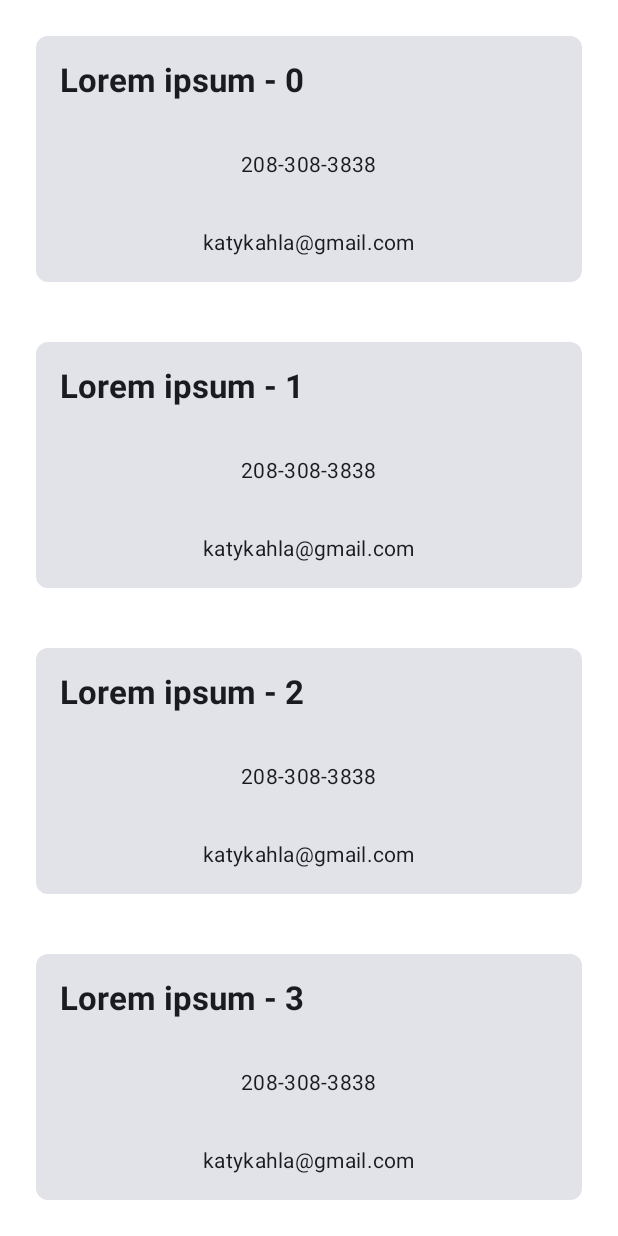
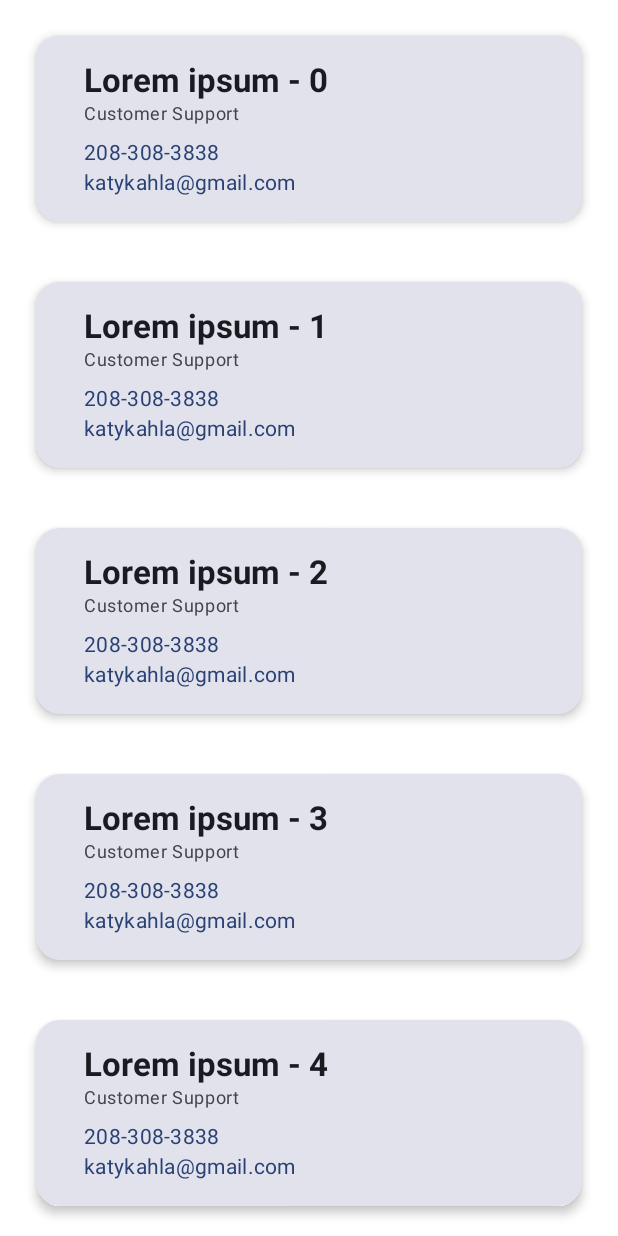
Before and after one commit to klkahla/employee-directory, an Android app built with Jetpack Compose: the @Preview function ResultScreenPreview, on a phone screen of 412 x 824 dp. Run offline under Robolectric (Android 15) with nearby library versions, the phone set to English and light mode, and no system bars; pictures from the network do not load.

Commit message:
add some more styling to the employee card

```diff
--- a/EmployeeDirectory/app/src/main/java/com/example/employeedirectory/ui/screens/EmployeeDirectory.kt
+++ b/EmployeeDirectory/app/src/main/java/com/example/employeedirectory/ui/screens/EmployeeDirectory.kt
@@ -4,15 +4,20 @@ import androidx.compose.foundation.Image
 import androidx.compose.foundation.layout.Arrangement
 import androidx.compose.foundation.layout.Column
 import androidx.compose.foundation.layout.PaddingValues
+import androidx.compose.foundation.layout.Row
+import androidx.compose.foundation.layout.Spacer
 import androidx.compose.foundation.layout.fillMaxSize
 import androidx.compose.foundation.layout.fillMaxWidth
+import androidx.compose.foundation.layout.height
 import androidx.compose.foundation.layout.padding
 import androidx.compose.foundation.layout.size
+import androidx.compose.foundation.layout.width
 import androidx.compose.foundation.lazy.LazyColumn
 import androidx.compose.foundation.lazy.items
 import androidx.compose.foundation.shape.RoundedCornerShape
 import androidx.compose.material3.Button
 import androidx.compose.material3.Card
+import androidx.compose.material3.CardDefaults
 import androidx.compose.material3.ExperimentalMaterial3Api
 import androidx.compose.material3.MaterialTheme
 import androidx.compose.material3.Scaffold
@@ -77,33 +82,61 @@ fun EmployeeList(employeeUIState: EmployeeUIState, retryAction: () -> Unit, modi
 @Composable
 fun EmployeeCard(employee: Employee, modifier: Modifier = Modifier) {
     Card(
-        modifier = Modifier.padding(8.dp),
-        shape = RoundedCornerShape(8.dp)
+        modifier = Modifier
+            .padding(8.dp)
+            .fillMaxWidth(),
+        shape = RoundedCornerShape(16.dp),
+        colors = CardDefaults.cardColors(
+            containerColor = MaterialTheme.colorScheme.surfaceVariant
+        ),
+        elevation = CardDefaults.cardElevation(4.dp)
     ) {
-        Column(horizontalAlignment = Alignment.CenterHorizontally) {
+        Row(
+            modifier = Modifier.padding(dimensionResource(R.dimen.padding_medium)),
+            verticalAlignment = Alignment.CenterVertically
+        ) {
+//            AsyncImage(
+//                model = employee.photoURLSm,
+//                contentDescription = null,
+//                modifier = Modifier
+//                    .size(64.dp)
+//                    .clip(CircleShape)
+//                    .border(2.dp, MaterialTheme.colorScheme.primary, CircleShape),
+//                contentScale = ContentScale.Crop
+//            )
+            Spacer(modifier = Modifier.width(16.dp))
+            Column(
+                verticalArrangement = Arrangement.SpaceBetween
+            ) {
                 Text(
                     text = employee.fullName,
-                modifier = Modifier
-                    .fillMaxWidth()
-                    .padding(dimensionResource(R.dimen.padding_medium)),
                     style = MaterialTheme.typography.titleLarge,
                     fontWeight = FontWeight.Bold,
+                    color = MaterialTheme.colorScheme.onSurface,
                     textAlign = TextAlign.Start
                 )
                 Text(
+                    text = employee.team,
+                    style = MaterialTheme.typography.bodySmall,
+                    color = MaterialTheme.colorScheme.onSurfaceVariant
+                )
+                Spacer(modifier = Modifier.height(8.dp))
+                Text(
                     text = employee.phoneNumber,
                     style = MaterialTheme.typography.bodyMedium,
-                textAlign = TextAlign.Justify,
-                modifier = Modifier.padding(dimensionResource(R.dimen.padding_medium))
+                    color = MaterialTheme.colorScheme.primary,
+                    textAlign = TextAlign.Start
                 )
                 Text(
                     text = employee.emailAddress,
                     style = MaterialTheme.typography.bodyMedium,
-                textAlign = TextAlign.Justify,
-                modifier = Modifier.padding(dimensionResource(R.dimen.padding_medium))
+                    color = MaterialTheme.colorScheme.primary,
+                    textAlign = TextAlign.Start
                 )
             }
         }
+    }
+
 }
 
 @Composable
@@ -175,6 +208,7 @@ fun ResultScreenPreview() {
                 "$it",
                 "Lorem ipsum - $it",
                 "208-308-3838",
+                team = "Customer Support",
                 emailAddress = "katykahla@gmail.com",
                 biography = "Lorem ipsum dolor sit amet, consectetur adipiscing elit, sed do\" +\n" +
                         "                        \" eiusmod tempor incididunt ut labore et dolore magna aliqua. Ut enim ad\" +\n" +
```
Lines whose indentation alone changed are shown as unchanged.
